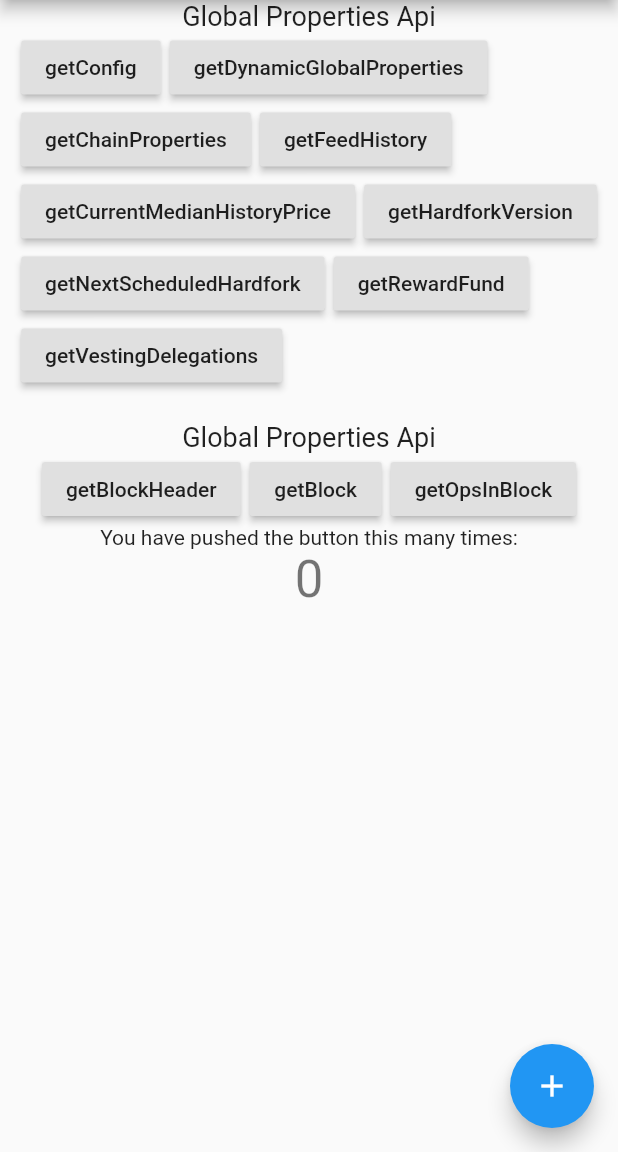
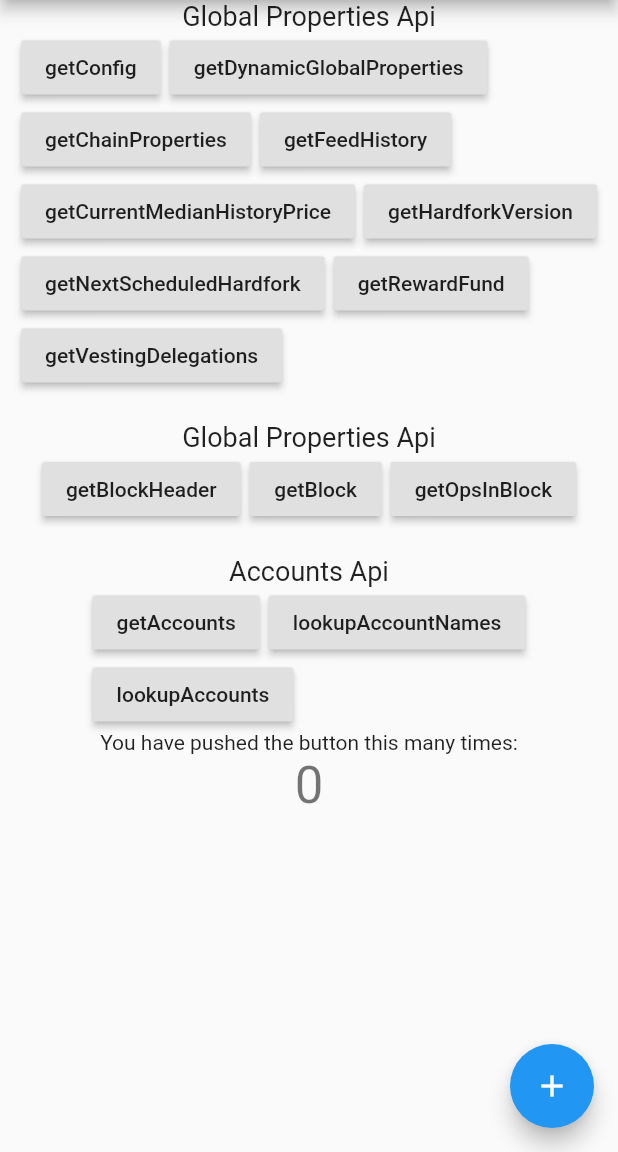
Before and after one commit to dapplr/flutter_hive, a Flutter app: the screen it shows after launch, on a phone screen of 412 x 824 dp, the part 84-1236 px from its top. Run offline on Flutter 3.47's test engine with Material 2 defaults, Android fonts, the phone set to English and light mode, and no system bars; our stand-ins replace dio; network calls fail.

Commit message:
Account apis examples added.

```diff
--- /dev/null
+++ b/example/lib/AccountApi.dart
@@ -0,0 +1,77 @@
+import 'package:example/main.dart';
+import 'package:flutter/material.dart';
+import 'package:flutter_hive/api/api.dart';
+
+class Account extends StatefulWidget {
+  @override
+  _AccountState createState() => _AccountState();
+}
+
+class _AccountState extends State<Account> {
+  dynamic getAccounts() async {
+    var res = await hive.api.getAccounts(users: ["dapplr", "funnyman"]);
+    print(res);
+    if (res["status"] == "ok") {
+      return res["data"];
+    }
+    return null;
+  }
+
+  dynamic lookupAccountNames() async {
+    var res = await hive.api.lookupAccountNames(accountNames: ["dapplr", "dapplr1212"]);
+    print(res);
+    if (res["status"] == "ok") {
+      return res["data"];
+    }
+    return null;
+  }
+
+  dynamic lookupAccounts() async {
+    var res = await hive.api.lookupAccounts(lowerBoundName: "dap", limit: 30);
+    print(res);
+    if (res["status"] == "ok") {
+      return res["data"];
+    }
+    return null;
+  }
+
+  @override
+  void initState() {
+    super.initState();
+  }
+
+  @override
+  Widget build(BuildContext context) {
+    return Column(
+      children: [
+        Text(
+          "Accounts Api",
+          style: TextStyle(fontSize: 18),
+        ),
+        Wrap(
+          spacing: 6,
+          children: [
+            RaisedButton(
+              onPressed: () {
+                getAccounts();
+              },
+              child: Text('getAccounts'),
+            ),
+            RaisedButton(
+              onPressed: () {
+                lookupAccountNames();
+              },
+              child: Text('lookupAccountNames'),
+            ),
+            RaisedButton(
+              onPressed: () {
+                lookupAccounts();
+              },
+              child: Text('lookupAccounts'),
+            ),
+          ],
+        ),
+      ],
+    );
+  }
+}
--- a/example/lib/main.dart
+++ b/example/lib/main.dart
@@ -1,3 +1,4 @@
+import 'package:example/AccountApi.dart';
 import 'package:example/BlockApi.dart';
 import 'package:example/Dummy.dart';
 import 'package:example/GlobalProperties.dart';
@@ -88,6 +89,8 @@ class _MyHomePageState extends State<MyHomePage> {
           GlobalProperties(),
           SizedBox(height: 20),
           Block(),
+          SizedBox(height: 20),
+          Account(),
           Center(
             // Center is a layout widget. It takes a single child and positions it
             // in the middle of the parent.
```
